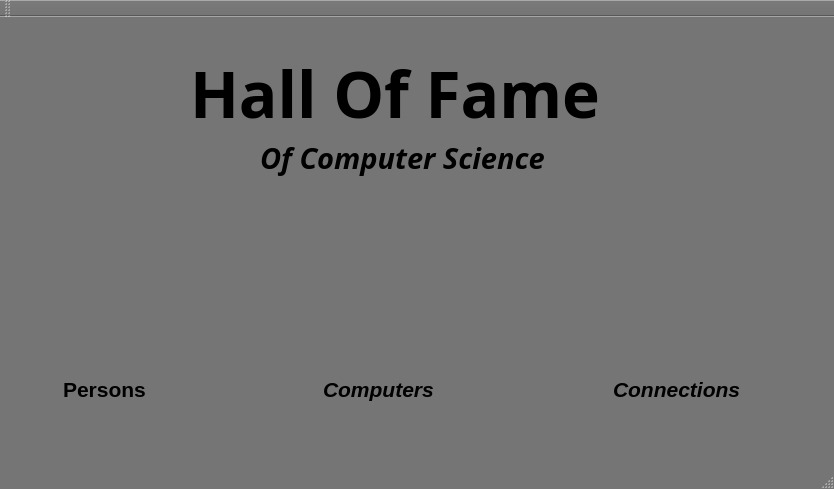
Above: Verkefni_vika3/mainwindow.ui from evas14/Hopur_48 before the change. Below: the same form after it.
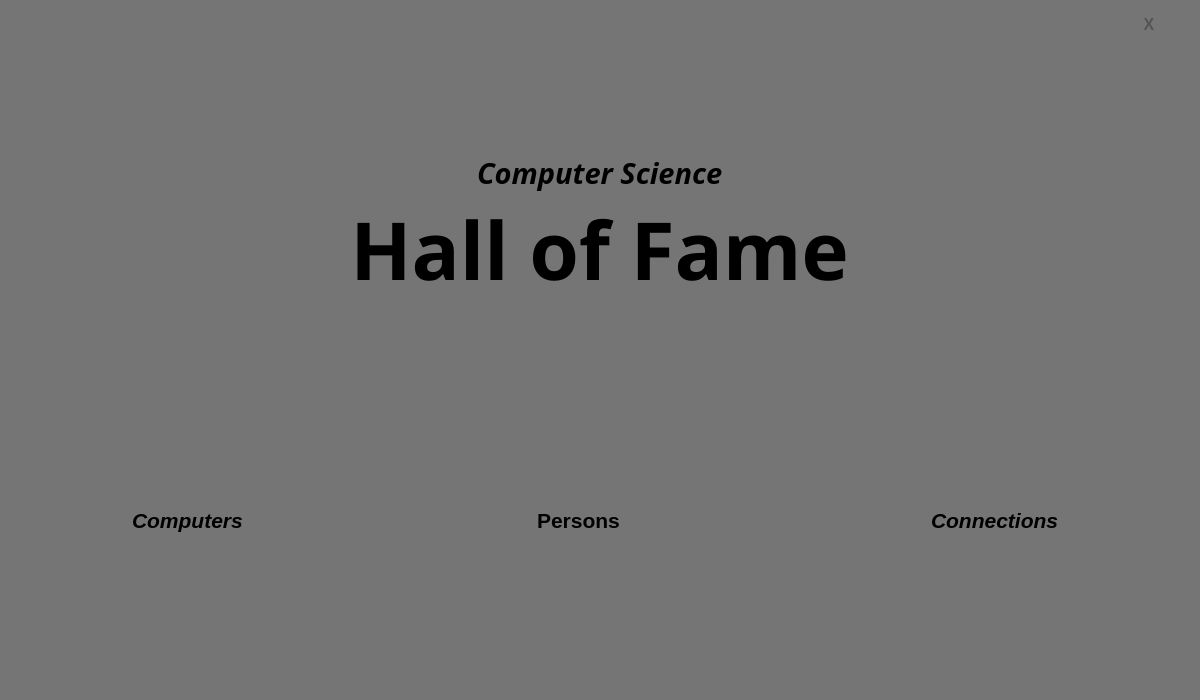
That is the form after the change. Icons and pictures are not drawn.

Commit message: Changing main window

```diff
--- a/Verkefni_vika3/mainwindow.ui
+++ b/Verkefni_vika3/mainwindow.ui
@@ -2,14 +2,23 @@
 <ui version="4.0">
  <class>MainWindow</class>
  <widget class="QMainWindow" name="MainWindow">
+  <property name="enabled">
+   <bool>true</bool>
+  </property>
   <property name="geometry">
    <rect>
     <x>0</x>
     <y>0</y>
-    <width>834</width>
-    <height>489</height>
+    <width>1200</width>
+    <height>700</height>
    </rect>
   </property>
+  <property name="sizePolicy">
+   <sizepolicy hsizetype="Maximum" vsizetype="Maximum">
+    <horstretch>0</horstretch>
+    <verstretch>0</verstretch>
+   </sizepolicy>
+  </property>
   <property name="palette">
    <palette>
     <active>
@@ -523,160 +532,25 @@
    <enum>QTabWidget::Rounded</enum>
   </property>
   <widget class="QWidget" name="centralWidget">
-   <widget class="QCommandLinkButton" name="commandLinkButtonPerson">
-    <property name="geometry">
-     <rect>
-      <x>50</x>
-      <y>350</y>
-      <width>141</width>
-      <height>41</height>
-     </rect>
-    </property>
-    <property name="palette">
-     <palette>
-      <active>
-       <colorrole role="Button">
-        <brush brushstyle="SolidPattern">
-         <color alpha="255">
-          <red>0</red>
-          <green>0</green>
-          <blue>0</blue>
-         </color>
-        </brush>
-       </colorrole>
-       <colorrole role="Text">
-        <brush brushstyle="SolidPattern">
-         <color alpha="255">
-          <red>0</red>
-          <green>0</green>
-          <blue>0</blue>
-         </color>
-        </brush>
-       </colorrole>
-       <colorrole role="BrightText">
-        <brush brushstyle="SolidPattern">
-         <color alpha="255">
-          <red>0</red>
-          <green>0</green>
-          <blue>0</blue>
-         </color>
-        </brush>
-       </colorrole>
-       <colorrole role="ButtonText">
-        <brush brushstyle="SolidPattern">
-         <color alpha="255">
-          <red>0</red>
-          <green>0</green>
-          <blue>0</blue>
-         </color>
-        </brush>
-       </colorrole>
-      </active>
-      <inactive>
-       <colorrole role="Button">
-        <brush brushstyle="SolidPattern">
-         <color alpha="255">
-          <red>0</red>
-          <green>0</green>
-          <blue>0</blue>
-         </color>
-        </brush>
-       </colorrole>
-       <colorrole role="Text">
-        <brush brushstyle="SolidPattern">
-         <color alpha="255">
-          <red>0</red>
-          <green>0</green>
-          <blue>0</blue>
-         </color>
-        </brush>
-       </colorrole>
-       <colorrole role="BrightText">
-        <brush brushstyle="SolidPattern">
-         <color alpha="255">
-          <red>0</red>
-          <green>0</green>
-          <blue>0</blue>
-         </color>
-        </brush>
-       </colorrole>
-       <colorrole role="ButtonText">
-        <brush brushstyle="SolidPattern">
-         <color alpha="255">
-          <red>0</red>
-          <green>0</green>
-          <blue>0</blue>
-         </color>
-        </brush>
-       </colorrole>
-      </inactive>
-      <disabled>
-       <colorrole role="Button">
-        <brush brushstyle="SolidPattern">
-         <color alpha="255">
-          <red>0</red>
-          <green>0</green>
-          <blue>0</blue>
-         </color>
-        </brush>
-       </colorrole>
-       <colorrole role="Text">
-        <brush brushstyle="SolidPattern">
-         <color alpha="255">
-          <red>58</red>
-          <green>58</green>
-          <blue>58</blue>
-         </color>
-        </brush>
-       </colorrole>
-       <colorrole role="BrightText">
-        <brush brushstyle="SolidPattern">
-         <color alpha="255">
-          <red>0</red>
-          <green>0</green>
-          <blue>0</blue>
-         </color>
-        </brush>
-       </colorrole>
-       <colorrole role="ButtonText">
-        <brush brushstyle="SolidPattern">
-         <color alpha="255">
-          <red>58</red>
-          <green>58</green>
-          <blue>58</blue>
-         </color>
-        </brush>
-       </colorrole>
-      </disabled>
-     </palette>
-    </property>
-    <property name="font">
-     <font>
-      <family>Segoe UI</family>
-      <pointsize>16</pointsize>
-      <weight>75</weight>
-      <italic>false</italic>
-      <bold>true</bold>
-     </font>
-    </property>
-    <property name="text">
-     <string>Persons</string>
-    </property>
-    <property name="iconSize">
+   <property name="maximumSize">
      <size>
-      <width>0</width>
-      <height>0</height>
-     </size>
-    </property>
-   </widget>
+     <width>16777215</width>
+     <height>16777215</height>
+    </size>
+   </property>
+   <property name="toolTip">
+    <string>&lt;html&gt;&lt;head/&gt;&lt;body&gt;&lt;p align=&quot;center&quot;&gt;&lt;br/&gt;&lt;/p&gt;&lt;/body&gt;&lt;/html&gt;</string>
+   </property>
+   <layout class="QGridLayout" name="gridLayout">
+    <item row="3" column="2">
+     <layout class="QHBoxLayout" name="horizontalLayout">
+      <item alignment="Qt::AlignHCenter|Qt::AlignVCenter">
    <widget class="QCommandLinkButton" name="commandLinkButtonComputer">
-    <property name="geometry">
-     <rect>
-      <x>310</x>
-      <y>350</y>
-      <width>171</width>
-      <height>51</height>
-     </rect>
+        <property name="maximumSize">
+         <size>
+          <width>400</width>
+          <height>50</height>
+         </size>
     </property>
     <property name="palette">
      <palette>
@@ -807,6 +681,162 @@
     <property name="text">
      <string>Computers</string>
     </property>
+        <property name="icon">
+         <iconset>
+          <normaloff>12388262_10153470430339055_437778961_n.jpg</normaloff>12388262_10153470430339055_437778961_n.jpg</iconset>
+        </property>
+        <property name="iconSize">
+         <size>
+          <width>50</width>
+          <height>0</height>
+         </size>
+        </property>
+       </widget>
+      </item>
+      <item alignment="Qt::AlignHCenter|Qt::AlignVCenter">
+       <widget class="QCommandLinkButton" name="commandLinkButtonPerson">
+        <property name="sizePolicy">
+         <sizepolicy hsizetype="Fixed" vsizetype="Preferred">
+          <horstretch>0</horstretch>
+          <verstretch>0</verstretch>
+         </sizepolicy>
+        </property>
+        <property name="maximumSize">
+         <size>
+          <width>400</width>
+          <height>50</height>
+         </size>
+        </property>
+        <property name="palette">
+         <palette>
+          <active>
+           <colorrole role="Button">
+            <brush brushstyle="SolidPattern">
+             <color alpha="255">
+              <red>0</red>
+              <green>0</green>
+              <blue>0</blue>
+             </color>
+            </brush>
+           </colorrole>
+           <colorrole role="Text">
+            <brush brushstyle="SolidPattern">
+             <color alpha="255">
+              <red>0</red>
+              <green>0</green>
+              <blue>0</blue>
+             </color>
+            </brush>
+           </colorrole>
+           <colorrole role="BrightText">
+            <brush brushstyle="SolidPattern">
+             <color alpha="255">
+              <red>0</red>
+              <green>0</green>
+              <blue>0</blue>
+             </color>
+            </brush>
+           </colorrole>
+           <colorrole role="ButtonText">
+            <brush brushstyle="SolidPattern">
+             <color alpha="255">
+              <red>0</red>
+              <green>0</green>
+              <blue>0</blue>
+             </color>
+            </brush>
+           </colorrole>
+          </active>
+          <inactive>
+           <colorrole role="Button">
+            <brush brushstyle="SolidPattern">
+             <color alpha="255">
+              <red>0</red>
+              <green>0</green>
+              <blue>0</blue>
+             </color>
+            </brush>
+           </colorrole>
+           <colorrole role="Text">
+            <brush brushstyle="SolidPattern">
+             <color alpha="255">
+              <red>0</red>
+              <green>0</green>
+              <blue>0</blue>
+             </color>
+            </brush>
+           </colorrole>
+           <colorrole role="BrightText">
+            <brush brushstyle="SolidPattern">
+             <color alpha="255">
+              <red>0</red>
+              <green>0</green>
+              <blue>0</blue>
+             </color>
+            </brush>
+           </colorrole>
+           <colorrole role="ButtonText">
+            <brush brushstyle="SolidPattern">
+             <color alpha="255">
+              <red>0</red>
+              <green>0</green>
+              <blue>0</blue>
+             </color>
+            </brush>
+           </colorrole>
+          </inactive>
+          <disabled>
+           <colorrole role="Button">
+            <brush brushstyle="SolidPattern">
+             <color alpha="255">
+              <red>0</red>
+              <green>0</green>
+              <blue>0</blue>
+             </color>
+            </brush>
+           </colorrole>
+           <colorrole role="Text">
+            <brush brushstyle="SolidPattern">
+             <color alpha="255">
+              <red>58</red>
+              <green>58</green>
+              <blue>58</blue>
+             </color>
+            </brush>
+           </colorrole>
+           <colorrole role="BrightText">
+            <brush brushstyle="SolidPattern">
+             <color alpha="255">
+              <red>0</red>
+              <green>0</green>
+              <blue>0</blue>
+             </color>
+            </brush>
+           </colorrole>
+           <colorrole role="ButtonText">
+            <brush brushstyle="SolidPattern">
+             <color alpha="255">
+              <red>58</red>
+              <green>58</green>
+              <blue>58</blue>
+             </color>
+            </brush>
+           </colorrole>
+          </disabled>
+         </palette>
+        </property>
+        <property name="font">
+         <font>
+          <family>Segoe UI</family>
+          <pointsize>16</pointsize>
+          <weight>75</weight>
+          <italic>false</italic>
+          <bold>true</bold>
+         </font>
+        </property>
+        <property name="text">
+         <string>Persons</string>
+        </property>
     <property name="iconSize">
      <size>
       <width>0</width>
@@ -814,14 +844,20 @@
      </size>
     </property>
    </widget>
+      </item>
+      <item alignment="Qt::AlignHCenter|Qt::AlignVCenter">
    <widget class="QCommandLinkButton" name="commandLinkButtonConnections">
-    <property name="geometry">
-     <rect>
-      <x>600</x>
-      <y>350</y>
-      <width>181</width>
-      <height>51</height>
-     </rect>
+        <property name="sizePolicy">
+         <sizepolicy hsizetype="Ignored" vsizetype="Preferred">
+          <horstretch>0</horstretch>
+          <verstretch>0</verstretch>
+         </sizepolicy>
+        </property>
+        <property name="maximumSize">
+         <size>
+          <width>400</width>
+          <height>50</height>
+         </size>
     </property>
     <property name="palette">
      <palette>
@@ -986,27 +1022,128 @@
      </size>
     </property>
    </widget>
-   <widget class="QLabel" name="label">
-    <property name="geometry">
-     <rect>
-      <x>180</x>
-      <y>30</y>
-      <width>47</width>
-      <height>13</height>
-     </rect>
+      </item>
+     </layout>
+    </item>
+    <item row="1" column="2">
+     <layout class="QVBoxLayout" name="verticalLayout_2">
+      <property name="spacing">
+       <number>1</number>
+      </property>
+      <item alignment="Qt::AlignRight">
+       <widget class="QPushButton" name="Button_Close">
+        <property name="palette">
+         <palette>
+          <active>
+           <colorrole role="Button">
+            <brush brushstyle="SolidPattern">
+             <color alpha="255">
+              <red>141</red>
+              <green>141</green>
+              <blue>141</blue>
+             </color>
+            </brush>
+           </colorrole>
+           <colorrole role="Text">
+            <brush brushstyle="SolidPattern">
+             <color alpha="255">
+              <red>77</red>
+              <green>77</green>
+              <blue>77</blue>
+             </color>
+            </brush>
+           </colorrole>
+           <colorrole role="ButtonText">
+            <brush brushstyle="SolidPattern">
+             <color alpha="255">
+              <red>84</red>
+              <green>84</green>
+              <blue>84</blue>
+             </color>
+            </brush>
+           </colorrole>
+          </active>
+          <inactive>
+           <colorrole role="Button">
+            <brush brushstyle="SolidPattern">
+             <color alpha="255">
+              <red>141</red>
+              <green>141</green>
+              <blue>141</blue>
+             </color>
+            </brush>
+           </colorrole>
+           <colorrole role="Text">
+            <brush brushstyle="SolidPattern">
+             <color alpha="255">
+              <red>77</red>
+              <green>77</green>
+              <blue>77</blue>
+             </color>
+            </brush>
+           </colorrole>
+           <colorrole role="ButtonText">
+            <brush brushstyle="SolidPattern">
+             <color alpha="255">
+              <red>84</red>
+              <green>84</green>
+              <blue>84</blue>
+             </color>
+            </brush>
+           </colorrole>
+          </inactive>
+          <disabled>
+           <colorrole role="Button">
+            <brush brushstyle="SolidPattern">
+             <color alpha="255">
+              <red>141</red>
+              <green>141</green>
+              <blue>141</blue>
+             </color>
+            </brush>
+           </colorrole>
+           <colorrole role="Text">
+            <brush brushstyle="SolidPattern">
+             <color alpha="255">
+              <red>58</red>
+              <green>58</green>
+              <blue>58</blue>
+             </color>
+            </brush>
+           </colorrole>
+           <colorrole role="ButtonText">
+            <brush brushstyle="SolidPattern">
+             <color alpha="255">
+              <red>58</red>
+              <green>58</green>
+              <blue>58</blue>
+             </color>
+            </brush>
+           </colorrole>
+          </disabled>
+         </palette>
+        </property>
+        <property name="font">
+         <font>
+          <pointsize>12</pointsize>
+          <italic>false</italic>
+         </font>
     </property>
     <property name="text">
-     <string/>
-    </property>
-   </widget>
+         <string>X</string>
+        </property>
+        <property name="flat">
+         <bool>true</bool>
+        </property>
+       </widget>
+      </item>
+      <item alignment="Qt::AlignHCenter|Qt::AlignBottom">
    <widget class="QLabel" name="label_2">
-    <property name="geometry">
-     <rect>
-      <x>260</x>
-      <y>110</y>
-      <width>401</width>
-      <height>61</height>
-     </rect>
+        <property name="maximumSize">
+         <size>
+          <width>16777215</width>
+          <height>1000</height>
+         </size>
     </property>
     <property name="font">
      <font>
@@ -1017,51 +1154,54 @@
      </font>
     </property>
     <property name="text">
-     <string>Of Computer Science</string>
-    </property>
-   </widget>
+         <string>Computer Science</string>
+        </property>
+       </widget>
+      </item>
+      <item alignment="Qt::AlignHCenter|Qt::AlignTop">
    <widget class="QLabel" name="label_3">
-    <property name="geometry">
-     <rect>
-      <x>190</x>
-      <y>40</y>
-      <width>521</width>
-      <height>71</height>
-     </rect>
+        <property name="maximumSize">
+         <size>
+          <width>16777215</width>
+          <height>1000</height>
+         </size>
+        </property>
+        <property name="sizeIncrement">
+         <size>
+          <width>100</width>
+          <height>100</height>
+         </size>
     </property>
     <property name="font">
      <font>
       <family>Viner Hand ITC</family>
-      <pointsize>48</pointsize>
+          <pointsize>60</pointsize>
       <weight>75</weight>
       <italic>false</italic>
       <bold>true</bold>
      </font>
     </property>
+        <property name="layoutDirection">
+         <enum>Qt::LeftToRight</enum>
+        </property>
     <property name="text">
-     <string>Hall Of Fame</string>
-    </property>
-   </widget>
-  </widget>
-  <widget class="QMenuBar" name="menuBar">
-   <property name="geometry">
-    <rect>
-     <x>0</x>
-     <y>0</y>
-     <width>834</width>
-     <height>26</height>
-    </rect>
-   </property>
-  </widget>
-  <widget class="QToolBar" name="mainToolBar">
-   <attribute name="toolBarArea">
-    <enum>TopToolBarArea</enum>
-   </attribute>
-   <attribute name="toolBarBreak">
-    <bool>false</bool>
-   </attribute>
+         <string>Hall of Fame</string>
+        </property>
+        <property name="scaledContents">
+         <bool>true</bool>
+        </property>
+        <property name="alignment">
+         <set>Qt::AlignCenter</set>
+        </property>
+        <property name="wordWrap">
+         <bool>true</bool>
+        </property>
+       </widget>
+      </item>
+     </layout>
+    </item>
+   </layout>
   </widget>
-  <widget class="QStatusBar" name="statusBar"/>
  </widget>
  <layoutdefault spacing="6" margin="11"/>
  <resources/>
```
Left out of the diff: 12 changed lines with no effect on the pictures. Lines whose indentation alone changed are shown as unchanged. The commit also changes 2 other files.
